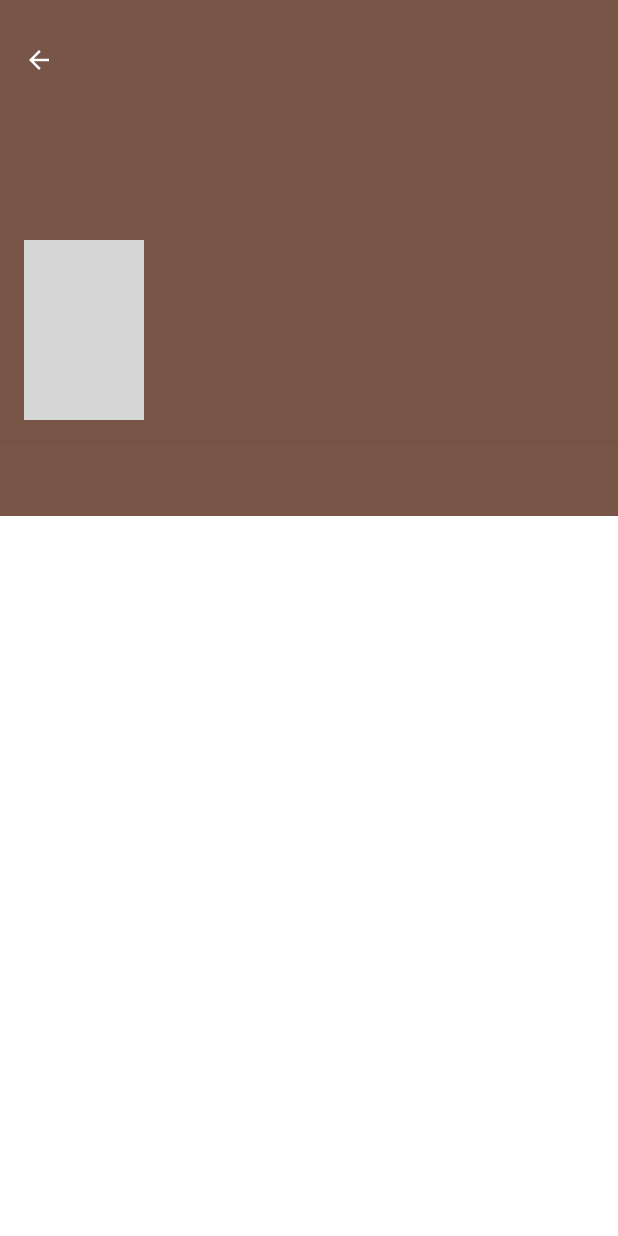
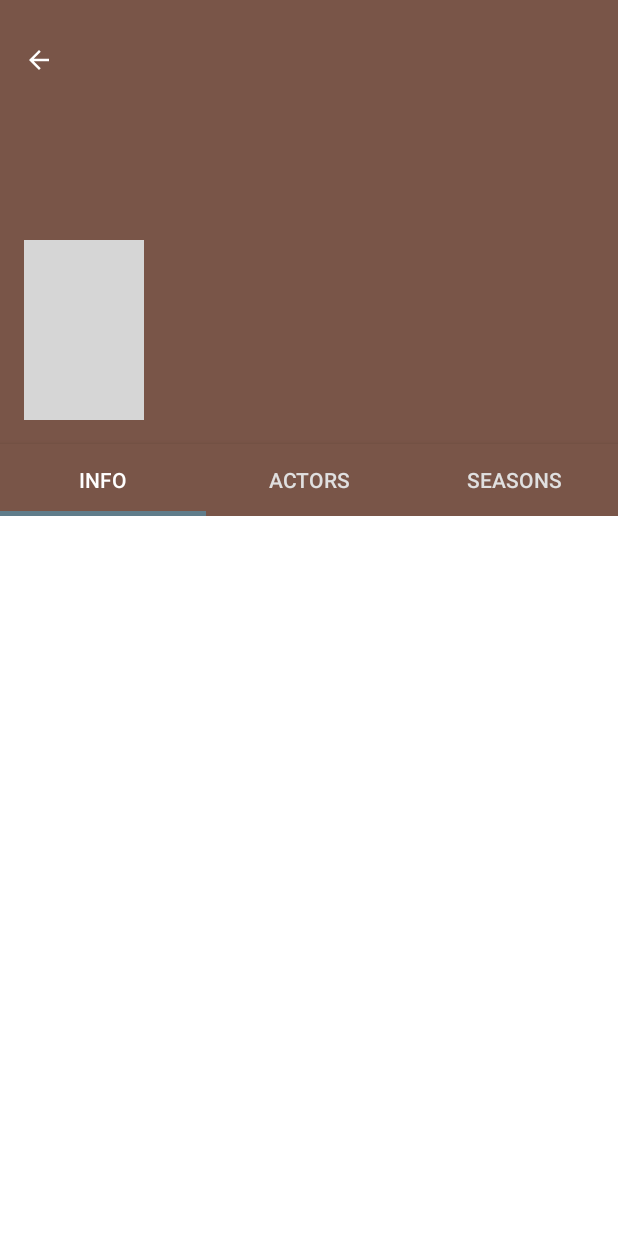
Before and after one commit to Chahatj/Odeum, an Android app: the TvShowDetailActivity screen opened directly, with no data from a screen before it, on a phone screen of 412 x 824 dp. Run offline under Robolectric (Android 15) with nearby library versions, the phone set to English and light mode, and no system bars; our stand-ins replace ButterKnife, Picasso; pictures from the network do not load; grey boxes are pictures that could not be loaded.

Commit message:
TvShowDetailViewAdapter and TvShowDetailActivity saveInstance

```diff
--- a/app/src/main/java/com/chahat/odeum/activity/TvShowDetailActivity.java
+++ b/app/src/main/java/com/chahat/odeum/activity/TvShowDetailActivity.java
@@ -7,11 +7,14 @@ import android.support.design.widget.TabLayout;
 import android.support.v4.view.ViewPager;
 import android.support.v7.app.AppCompatActivity;
 import android.os.Bundle;
+import android.util.Log;
 import android.view.View;
 import android.widget.ImageView;
 import android.widget.TextView;
 
+import com.chahat.odeum.Interface.LoadPagesInterface;
 import com.chahat.odeum.R;
+import com.chahat.odeum.adapter.TvShowDetailViewAdapter;
 import com.chahat.odeum.api.ApiClient;
 import com.chahat.odeum.api.ApiInterface;
 import com.chahat.odeum.object.GenresObject;
@@ -29,6 +32,12 @@ import retrofit2.Callback;
 import retrofit2.Response;
 
 import static com.chahat.odeum.BuildConfig.API_KEY;
+import static com.chahat.odeum.utils.Constants.SAVEINSTANCE_BANNER_URL;
+import static com.chahat.odeum.utils.Constants.SAVEINSTANCE_DATE;
+import static com.chahat.odeum.utils.Constants.SAVEINSTANCE_GENRE;
+import static com.chahat.odeum.utils.Constants.SAVEINSTANCE_ID;
+import static com.chahat.odeum.utils.Constants.SAVEINSTANCE_POSTER_URL;
+import static com.chahat.odeum.utils.Constants.SAVEINSTANCE_TITLE;
 
 public class TvShowDetailActivity extends AppCompatActivity implements View.OnClickListener {
 
@@ -44,6 +53,9 @@ public class TvShowDetailActivity extends AppCompatActivity implements View.OnCl
     @BindView(R.id.tv_show_poster) ImageView imageViewPoster;
     @BindView(R.id.sliding_layout) TabLayout tabLayout;
     @BindView(R.id.view_pager) ViewPager viewPager;
+    private CharSequence[] titles = {"INFO","ACTORS","SEASONS"};
+    private int numOfTabs = 3;
+    private TvShowDetailViewAdapter viewAdapter;
 
     @Override
     protected void onCreate(Bundle savedInstanceState) {
@@ -60,11 +72,34 @@ public class TvShowDetailActivity extends AppCompatActivity implements View.OnCl
             if (intent!=null && intent.hasExtra("Id") && intent.hasExtra("ImageURL")){
                 id = intent.getIntExtra("Id",0);
                 imageURL = intent.getStringExtra("ImageURL");
+                getTvShowDetail(id);
             }
+        }else {
+            imageURL = savedInstanceState.getString(SAVEINSTANCE_POSTER_URL);
+            id = savedInstanceState.getInt(SAVEINSTANCE_ID);
+            textViewDate.setText(savedInstanceState.getString(SAVEINSTANCE_DATE));
+            textViewTitle.setText(savedInstanceState.getString(SAVEINSTANCE_TITLE));
+            textViewGenre.setText(savedInstanceState.getString(SAVEINSTANCE_GENRE));
+            imageURLBack = savedInstanceState.getString(SAVEINSTANCE_BANNER_URL);
+            Picasso.with(this).load(ApiClient.IMAGE_URL+imageURLBack).into(tvShowImage);
         }
 
         Picasso.with(this).load(ApiClient.IMAGE_URL+imageURL).into(imageViewPoster);
-        getTvShowDetail(id);
+
+        viewAdapter = new TvShowDetailViewAdapter(getSupportFragmentManager(),titles,numOfTabs,id);
+        viewPager.setAdapter(viewAdapter);
+        tabLayout.setupWithViewPager(viewPager);
+    }
+
+    @Override
+    protected void onSaveInstanceState(Bundle outState) {
+        super.onSaveInstanceState(outState);
+        outState.putInt(SAVEINSTANCE_ID,id);
+        outState.putString(SAVEINSTANCE_POSTER_URL,imageURL);
+        outState.putString(SAVEINSTANCE_BANNER_URL,imageURLBack);
+        outState.putString(SAVEINSTANCE_DATE,textViewDate.getText().toString());
+        outState.putString(SAVEINSTANCE_TITLE,textViewTitle.getText().toString());
+        outState.putString(SAVEINSTANCE_GENRE,textViewGenre.getText().toString());
     }
 
     private void getTvShowDetail(int id){
@@ -74,8 +109,6 @@ public class TvShowDetailActivity extends AppCompatActivity implements View.OnCl
         call.enqueue(new Callback<TvShowDetailObject>() {
             @Override
             public void onResponse(Call<TvShowDetailObject> call, Response<TvShowDetailObject> response) {
-                imageURLBack = response.body().getBackdropPath();
-                Picasso.with(getApplicationContext()).load(ApiClient.IMAGE_URL+imageURLBack).into(tvShowImage);
                 textViewTitle.setText(response.body().getName());
 
                 List<GenresObject> genresList = response.body().getGenresList();
@@ -95,11 +128,13 @@ public class TvShowDetailActivity extends AppCompatActivity implements View.OnCl
                     textViewDate.setText(date[0]+" \u25CF "+"N/A");
                 }
 
+                imageURLBack = response.body().getBackdropPath();
+                Picasso.with(getApplicationContext()).load(ApiClient.IMAGE_URL+imageURLBack).into(tvShowImage);
+
             }
 
             @Override
             public void onFailure(Call<TvShowDetailObject> call, Throwable t) {
-
             }
         });
     }
--- /dev/null
+++ b/app/src/main/java/com/chahat/odeum/adapter/TvShowDetailViewAdapter.java
@@ -0,0 +1,48 @@
+package com.chahat.odeum.adapter;
+
+import android.support.v4.app.Fragment;
+import android.support.v4.app.FragmentManager;
+import android.support.v4.app.FragmentStatePagerAdapter;
+
+import com.chahat.odeum.fragment.TvShowActorsFragment;
+import com.chahat.odeum.fragment.TvShowInfoFragment;
+import com.chahat.odeum.fragment.TvShowSeasonFragment;
+
+/**
+ * Created by chahat on 2/9/17.
+ */
+
+public class TvShowDetailViewAdapter extends FragmentStatePagerAdapter {
+
+    private CharSequence[] titles;
+    private int numOfTabs;
+    private int id;
+
+    public TvShowDetailViewAdapter(FragmentManager fm,CharSequence[] titles,int numOfTabs,int id) {
+        super(fm);
+        this.titles = titles;
+        this.numOfTabs = numOfTabs;
+        this.id = id;
+    }
+
+    @Override
+    public Fragment getItem(int position) {
+        if (position==0){
+            return TvShowInfoFragment.newInstance(id);
+        }else if (position==1){
+            return TvShowActorsFragment.newInstance(id);
+        }else {
+            return TvShowSeasonFragment.newInstance(id);
+        }
+    }
+
+    @Override
+    public int getCount() {
+        return numOfTabs;
+    }
+
+    @Override
+    public CharSequence getPageTitle(int position) {
+        return titles[position];
+    }
+}
--- /dev/null
+++ b/app/src/main/java/com/chahat/odeum/fragment/TvShowActorsFragment.java
@@ -0,0 +1,44 @@
+package com.chahat.odeum.fragment;
+
+import android.os.Bundle;
+import android.support.annotation.Nullable;
+import android.support.v4.app.Fragment;
+import android.view.LayoutInflater;
+import android.view.View;
+import android.view.ViewGroup;
+
+import com.chahat.odeum.R;
+
+import static com.chahat.odeum.utils.Constants.INSTANCE_ID;
+
+/**
+ * Created by chahat on 2/9/17.
+ */
+
+public class TvShowActorsFragment extends Fragment{
+
+    private int id;
+
+    public static TvShowActorsFragment newInstance(int id){
+        Bundle bundle = new Bundle();
+        bundle.putInt(INSTANCE_ID,id);
+        TvShowActorsFragment tvShowActorsFragment = new TvShowActorsFragment();
+        tvShowActorsFragment.setArguments(bundle);
+        return tvShowActorsFragment;
+    }
+
+    @Override
+    public void onCreate(@Nullable Bundle savedInstanceState) {
+        super.onCreate(savedInstanceState);
+        if (savedInstanceState==null){
+            id = getArguments().getInt(INSTANCE_ID);
+        }
+    }
+
+    @Nullable
+    @Override
+    public View onCreateView(LayoutInflater inflater, @Nullable ViewGroup container, @Nullable Bundle savedInstanceState) {
+        View view = inflater.inflate(R.layout.fragment_tv_show_actor,container,false);
+        return view;
+    }
+}
--- /dev/null
+++ b/app/src/main/java/com/chahat/odeum/fragment/TvShowInfoFragment.java
@@ -0,0 +1,44 @@
+package com.chahat.odeum.fragment;
+
+import android.os.Bundle;
+import android.support.annotation.Nullable;
+import android.support.v4.app.Fragment;
+import android.view.LayoutInflater;
+import android.view.View;
+import android.view.ViewGroup;
+
+import com.chahat.odeum.R;
+
+import static com.chahat.odeum.utils.Constants.INSTANCE_ID;
+
+/**
+ * Created by chahat on 2/9/17.
+ */
+
+public class TvShowInfoFragment extends Fragment {
+
+    private int id;
+
+    public static TvShowInfoFragment newInstance(int id){
+        Bundle bundle = new Bundle();
+        bundle.putInt(INSTANCE_ID,id);
+        TvShowInfoFragment tvShowInfoFragment = new TvShowInfoFragment();
+        tvShowInfoFragment.setArguments(bundle);
+        return tvShowInfoFragment;
+    }
+
+    @Nullable
+    @Override
+    public View onCreateView(LayoutInflater inflater, @Nullable ViewGroup container, @Nullable Bundle savedInstanceState) {
+        View view = inflater.inflate(R.layout.fragment_tv_show_info,container,false);
+        return view;
+    }
+
+    @Override
+    public void onCreate(@Nullable Bundle savedInstanceState) {
+        super.onCreate(savedInstanceState);
+        if (savedInstanceState==null){
+            id = getArguments().getInt(INSTANCE_ID);
+        }
+    }
+}
--- a/app/src/main/java/com/chahat/odeum/object/TvShowDetailObject.java
+++ b/app/src/main/java/com/chahat/odeum/object/TvShowDetailObject.java
@@ -33,7 +33,7 @@ public class TvShowDetailObject {
     @SerializedName("production_companies") List<ProductionCompanyObject> productionCompanyList;
     @SerializedName("status") String status;
     @SerializedName("type") String type;
-    @SerializedName("vote_average") int voteAverage;
+    @SerializedName("vote_average") double voteAverage;
     @SerializedName("vote_count") int voteCount;
     @SerializedName("seasons") List<TvSeasonObject> tvSeasonList;
 
@@ -221,11 +221,11 @@ public class TvShowDetailObject {
         this.type = type;
     }
 
-    public int getVoteAverage() {
+    public double getVoteAverage() {
         return voteAverage;
     }
 
-    public void setVoteAverage(int voteAverage) {
+    public void setVoteAverage(double voteAverage) {
         this.voteAverage = voteAverage;
     }
 
--- a/app/src/main/java/com/chahat/odeum/utils/Constants.java
+++ b/app/src/main/java/com/chahat/odeum/utils/Constants.java
@@ -13,4 +13,10 @@ public class Constants {
     public static final String SAVEINSTANCE_PAGES = "pages";
     public static final String SAVEINSTANCE_CURRENT_PAGE = "page";
     public static final String SAVEINSTANCE_ID = "id";
+    public static final String SAVEINSTANCE_DATE = "date";
+    public static final String SAVEINSTANCE_TITLE = "title";
+    public static final String SAVEINSTANCE_POSTER_URL = "poster";
+    public static final String SAVEINSTANCE_BANNER_URL = "banner";
+    public static final String SAVEINSTANCE_GENRE = "genre";
+    public static final String INSTANCE_ID = "instanceId";
 }
--- /dev/null
+++ b/app/src/main/res/layout/fragment_tv_show_actor.xml
@@ -0,0 +1,6 @@
+<?xml version="1.0" encoding="utf-8"?>
+<LinearLayout xmlns:android="http://schemas.android.com/apk/res/android"
+    android:orientation="vertical" android:layout_width="match_parent"
+    android:layout_height="match_parent">
+
+</LinearLayout>
--- /dev/null
+++ b/app/src/main/res/layout/fragment_tv_show_info.xml
@@ -0,0 +1,6 @@
+<?xml version="1.0" encoding="utf-8"?>
+<LinearLayout xmlns:android="http://schemas.android.com/apk/res/android"
+    android:orientation="vertical" android:layout_width="match_parent"
+    android:layout_height="match_parent">
+
+</LinearLayout>
--- /dev/null
+++ b/app/src/main/res/layout/fragment_tv_show_season.xml
@@ -0,0 +1,6 @@
+<?xml version="1.0" encoding="utf-8"?>
+<LinearLayout xmlns:android="http://schemas.android.com/apk/res/android"
+    android:orientation="vertical" android:layout_width="match_parent"
+    android:layout_height="match_parent">
+
+</LinearLayout>
```
Also changed, not shown: app/src/main/java/com/chahat/odeum/fragment/TvShowSeasonFragment.java (added, +44 -0 lines).
